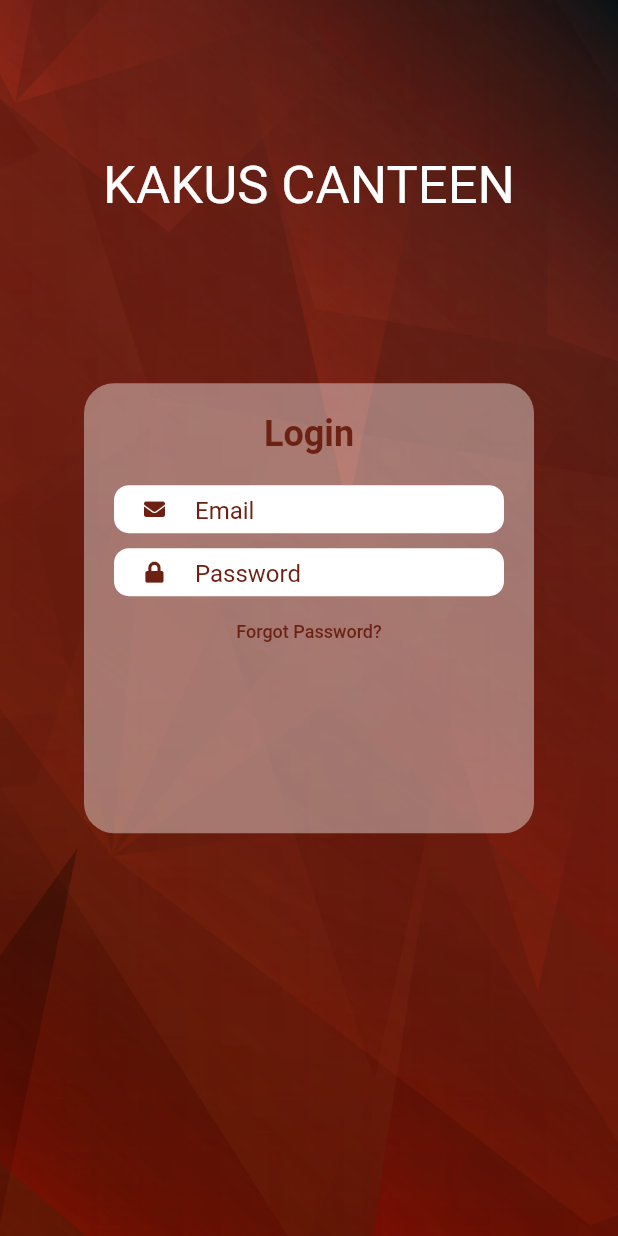
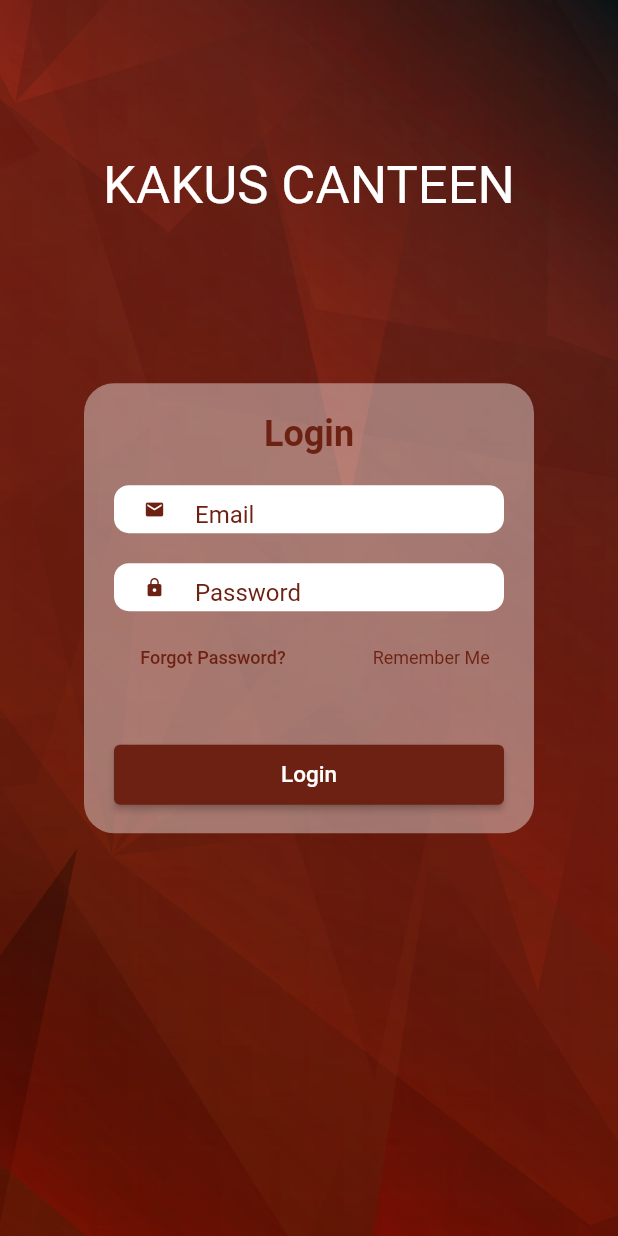
Before and after one commit to sanjeevani-25/oodp_canteen, a Flutter app: the screen it shows after launch, on a phone screen of 412 x 824 dp. Run offline on Flutter 3.47's test engine with Material 2 defaults, Android fonts, the phone set to English and light mode, and no system bars.

Commit message:
button + padding

```diff
--- a/lib/main.dart
+++ b/lib/main.dart
@@ -1,4 +1,5 @@
 import 'package:flutter/material.dart';
+// import 'package:flutter/material.dart';
 // import 'package:google_fonts/google_fonts.dart';
 import './screens/login-page.dart';
 
--- a/lib/screens/login-page.dart
+++ b/lib/screens/login-page.dart
@@ -7,7 +7,7 @@ import 'package:canteen/utils/colors.dart';
 import 'package:canteen/widgets/email-input.dart';
 import 'package:flutter/material.dart';
 import '../widgets/widgets.dart';
-import 'package:font_awesome_flutter/font_awesome_flutter.dart';
+// import 'package:font_awesome_flutter/font_awesome_flutter.dart';
 
 class LoginPage extends StatelessWidget {
   const LoginPage({super.key});
@@ -59,25 +59,33 @@ class LoginPage extends StatelessWidget {
                           ),
                           Form(
                             child: Container(
+
                                 child: Column(
                                   children: [
                                     EmailInput(
-                                    icon: FontAwesomeIcons.solidEnvelope,
+                                      icon:Icons.email,
+                                      // icon: FontAwesomeIcons.solidEnvelope,
                                       hint: 'Email',
                                       inputType: TextInputType.emailAddress,
                                       inputAction: TextInputAction.next,
                                     ),
                                     SizedBox(
-                                    height: 10,
+                                      height: 20,
                                     ),
                                     PasswordInput(
-                                    icon: FontAwesomeIcons.lock,
+                                      icon: Icons.lock,
+                                      // icon: FontAwesomeIcons.lock,
                                       hint: 'Password',
                                       inputAction: TextInputAction.done,
                                     ),
                                   ],
                                 ),
+
                             ),
+                          ),
+
+                          SizedBox(
+                            height: 7,
                           ),
                           Row(
                             mainAxisAlignment: MainAxisAlignment.center,
@@ -92,15 +100,58 @@ class LoginPage extends StatelessWidget {
                                   ),
                                 ),
                               ),
+
+                               SizedBox(width: 50),
+                               Text(
+                                "Remember Me"
+                                ,
+                                style: TextStyle(
+                                    color: AppColors.textColor,
+                                  fontSize: 12,
+                                ),
+                               ),
                             ],
+
+
+
                           ),
                           SizedBox(
-                            height: 10,
+                            height: 30,
                           ),
+
+
+                         Container(
+                  child: ElevatedButton(
+                     style: ElevatedButton.styleFrom(
+                      backgroundColor: AppColors.textColor,
+                      minimumSize: const Size.fromHeight(40),
+                     ),
+                      onPressed: () async {
+                        // User? user= await loginUsingEmailPassword(email: _emailController.text, password: _passwordController.text, context: context);
+                        // print(user);
+                        // if(user !=null)
+                        // {
+                        //   Navigator.of(context).pushReplacement(MaterialPageRoute(builder : (context)=> const ProfileScreen()));
+                        // }
+                      },
+
+
+
+                      child: const Text(
+                        "Login",
+                        style: TextStyle(
+                          fontSize: 15,
+                          color: Colors.white,
+                        ),
+                      )),
+                ),
+
+
                         ],
                       ),
                     ),
                   )
+
                 ],
               ),
             ),
--- a/lib/widgets/email-input.dart
+++ b/lib/widgets/email-input.dart
@@ -25,7 +25,8 @@ class EmailInput extends StatelessWidget {
           borderRadius: BorderRadius.circular(10)),
       child: TextFormField(
         decoration: InputDecoration(
-            contentPadding: const EdgeInsets.symmetric(vertical: 10),
+
+           contentPadding: const EdgeInsets.symmetric(vertical: 2),
             border: InputBorder.none,
             hintText: hint,
             prefixIcon: Padding(
--- a/lib/widgets/password-input.dart
+++ b/lib/widgets/password-input.dart
@@ -23,7 +23,7 @@ class PasswordInput extends StatelessWidget {
           borderRadius: BorderRadius.circular(10)),
       child: TextFormField(
         decoration: InputDecoration(
-            contentPadding: const EdgeInsets.symmetric(vertical: 10),
+            contentPadding: const EdgeInsets.symmetric(vertical: 2),
             border: InputBorder.none,
             hintText: hint,
             prefixIcon: Padding(
--- a/pubspec.yaml
+++ b/pubspec.yaml
@@ -42,7 +42,7 @@ dev_dependencies:
     sdk: flutter
 
   # cupertino_icons: ^1.0.0
-  font_awesome_flutter: ^8.10.0
+  # font_awesome_flutter: ^8.10.0
   google_fonts: ^1.1.1
 
   # The "flutter_lints" package below contains a set of recommended lints to
```
Also changed, not shown: pubspec.lock, 1 other file. Lines whose indentation alone changed are shown as unchanged.
